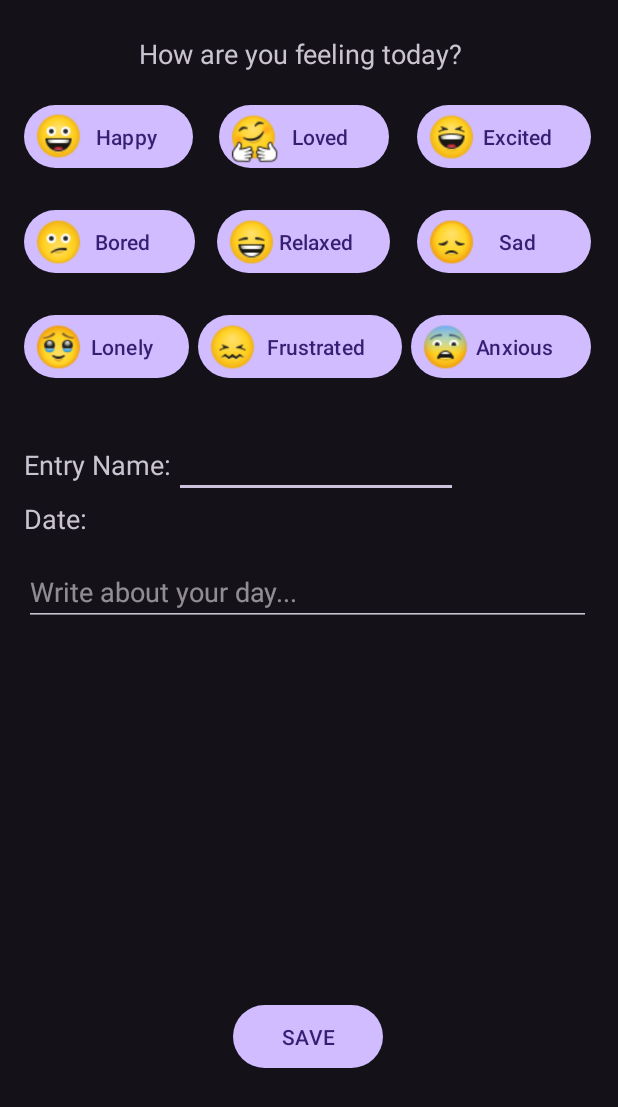
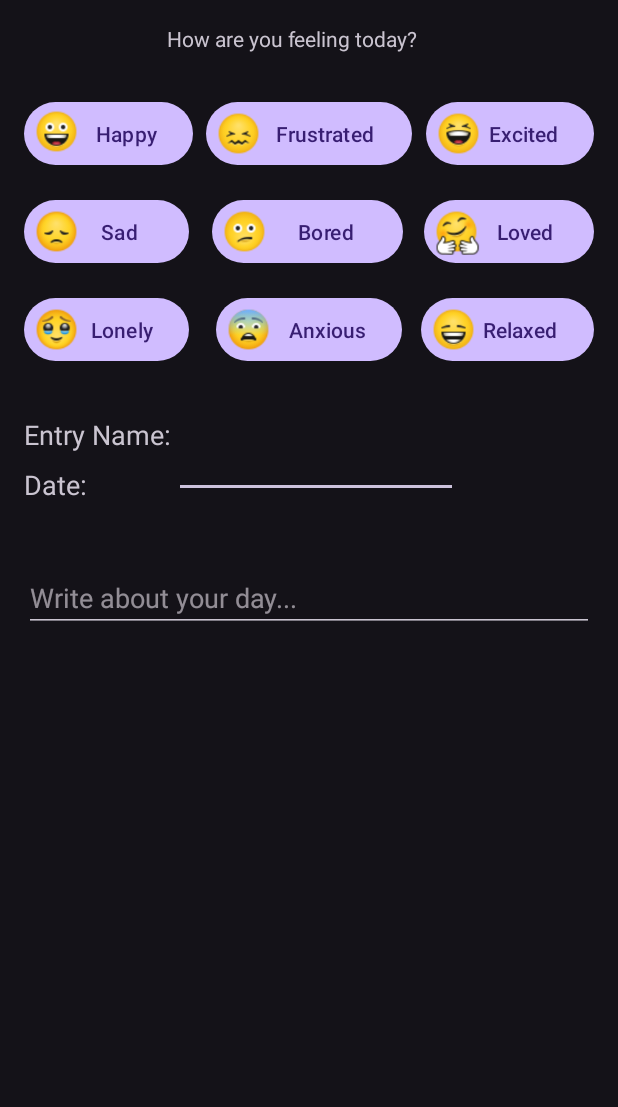
Before and after one commit to KoukiVu/Vital-Time, an Android app: the layout mood_journal.xml on its own in the app's theme, with its tools: preview values and no code run, on a phone screen of 412 x 824 dp. Shown: the top 1107 px of the screen. Run offline under Robolectric (Android 15) with nearby library versions, the phone set to English and light mode, and no system bars; Roboto replaces fonts that are not available here.

Commit message:
Fixed double layout in file and constrained buttons to each other

```diff
--- a/app/src/main/res/layout/mood_journal.xml
+++ b/app/src/main/res/layout/mood_journal.xml
@@ -4,25 +4,10 @@
         xmlns:app="http://schemas.android.com/apk/res-auto"
         xmlns:tools="http://schemas.android.com/tools"
         android:layout_width="match_parent"
-        android:layout_height="match_parent"
+        android:layout_height="1000dp"
+        android:padding="16dp"
         tools:context=".moodAndJournal">
 
-    <androidx.constraintlayout.widget.ConstraintLayout
-            android:layout_width="410dp"
-            android:layout_height="1000dp"
-            android:padding="16dp">
-
-        <Button
-                android:id="@+id/saveButton"
-                android:layout_width="100dp"
-                android:layout_height="50dp"
-                android:text="SAVE"
-                app:layout_constraintTop_toBottomOf="parent"
-                app:layout_constraintStart_toStartOf="parent"
-                app:layout_constraintTop_toTopOf="parent"
-                app:layout_constraintEnd_toEndOf="parent"
-                android:layout_marginTop="650dp"
-        />
         <TextView
                 android:id="@+id/entryNameView"
                 android:layout_width="189dp"
@@ -57,139 +42,113 @@
                 app:layout_constraintTop_toTopOf="parent"
                 android:layout_marginTop="276dp"
         />
-        <EditText
-                android:id="@+id/editTextDiaryContent"
-                app:layout_constraintTop_toTopOf="parent"
-                android:layout_width="match_parent"
-                android:layout_height="wrap_content"
-                android:inputType="textMultiLine"
-                android:gravity="top|start"
-                android:lines="13"
-                android:minLines="1"
-                android:maxLines="13"
-                android:scrollbars="vertical"
-                android:hint="Write about your day..."
-                tools:layout_editor_absoluteX="16dp"
-                android:layout_marginTop="356dp"
-        />
+
         <TextView
                 android:id="@+id/moodTextView"
-                android:layout_width="250dp"
+                android:layout_width="189dp"
                 android:layout_height="25dp"
                 android:layout_centerHorizontal="true"
                 android:text="How are you feeling today?"
-                android:textSize="18sp"
                 app:layout_constraintBottom_toTopOf="@+id/boredButton"
                 app:layout_constraintEnd_toEndOf="parent"
                 app:layout_constraintStart_toStartOf="parent"
                 app:layout_constraintTop_toTopOf="parent"
-                app:layout_constraintVertical_bias="0.08"
-                app:layout_constraintHorizontal_bias="0.6"/>
+                app:layout_constraintVertical_bias="0.0"/>
         <Button
                 android:id="@+id/sadButton"
-                android:layout_width="116dp"
+                android:layout_width="wrap_content"
                 android:layout_height="50dp"
-                android:layout_marginTop="120dp"
                 android:text="        Sad   "
-                app:layout_constraintTop_toBottomOf="parent"
+                app:layout_constraintTop_toTopOf="parent"
+                app:layout_constraintBottom_toTopOf="@id/entryTextView"
                 app:layout_constraintStart_toStartOf="parent"
+                app:layout_constraintStart_toEndOf="parent"
+
+        />
+        <Button
+                android:id="@+id/happyButton"
+                android:layout_width="wrap_content"
+                android:layout_height="50dp"
+                android:layout_marginBottom="15dp"
+                android:textAlignment="center"
+                android:text="       Happy"
+                app:layout_constraintBottom_toTopOf="@id/sadButton"
+                app:layout_constraintStart_toStartOf="parent"
+        />
+        <Button
+                android:id="@+id/excitedButton"
+                android:layout_width="wrap_content"
+                android:layout_height="50dp"
+                android:text="     Excited"
+                app:layout_constraintBottom_toTopOf="@id/lovedButton"
+                android:layout_marginBottom="15dp"
+                app:layout_constraintEnd_toEndOf="parent"
+                app:layout_constraintHorizontal_bias="1.0"/>
+        <Button
+                android:id="@+id/boredButton"
+                android:layout_width="127dp"
+                android:layout_height="50dp"
+                android:text="        Bored "
                 app:layout_constraintTop_toTopOf="parent"
+                app:layout_constraintBottom_toTopOf="@id/entryTextView"
                 app:layout_constraintEnd_toEndOf="parent"
-                app:layout_constraintHorizontal_bias="1.0"
+                app:layout_constraintStart_toStartOf="parent"
+                app:layout_constraintHorizontal_bias="0.496"/>
+        <Button
+                android:id="@+id/frustratedButton"
+                android:layout_width="137dp"
+                android:layout_height="50dp"
+                android:layout_marginBottom="15dp"
+                android:text="      Frustrated"
+                app:layout_constraintBottom_toTopOf="@id/boredButton"
+                app:layout_constraintStart_toStartOf="parent"
+                app:layout_constraintEnd_toEndOf="parent"
         />
         <Button
                 android:id="@+id/lovedButton"
                 android:layout_width="113dp"
                 android:layout_height="50dp"
-                android:layout_marginTop="50dp"
                 android:text="      Loved"
-                app:layout_constraintTop_toBottomOf="parent"
+                app:layout_constraintTop_toTopOf="parent"
+                app:layout_constraintBottom_toTopOf="@id/entryTextView"
                 app:layout_constraintStart_toStartOf="parent"
-                app:layout_constraintTop_toTopOf="parent"
-                app:layout_constraintEnd_toEndOf="parent"
-                app:layout_constraintHorizontal_bias="0.49"/>
-
-        <Button
-                android:id="@+id/happyButton"
-                android:layout_width="wrap_content"
-                android:layout_height="50dp"
-                android:layout_marginTop="50dp"
-                android:text="       Happy"
-                app:layout_constraintTop_toBottomOf="parent"
-                app:layout_constraintStart_toStartOf="parent"
-                app:layout_constraintTop_toTopOf="parent"
-        />
-        <Button
-                android:id="@+id/excitedButton"
-                android:layout_width="116dp"
-                android:layout_height="50dp"
-                android:layout_marginTop="50dp"
-                android:text="     Excited"
-                app:layout_constraintTop_toBottomOf="parent"
-                app:layout_constraintStart_toStartOf="parent"
-                app:layout_constraintTop_toTopOf="parent"
                 app:layout_constraintEnd_toEndOf="parent"
                 app:layout_constraintHorizontal_bias="1.0"/>
         <Button
                 android:id="@+id/lonelyButton"
                 android:layout_width="wrap_content"
                 android:layout_height="50dp"
-                android:layout_marginTop="190dp"
+                android:layout_marginTop="15dp"
                 android:text="      Lonely"
-                app:layout_constraintTop_toBottomOf="parent"
+                app:layout_constraintTop_toBottomOf="@id/sadButton"
+                app:layout_constraintStart_toStartOf="parent"/>
+
+        <Button
+                android:id="@+id/anxiousButton"
+                android:layout_width="wrap_content"
+                android:layout_height="50dp"
+                android:layout_marginTop="15dp"
+                android:text="       Anxious"
+                app:layout_constraintTop_toBottomOf="@id/boredButton"
                 app:layout_constraintStart_toStartOf="parent"
-                app:layout_constraintTop_toTopOf="parent"
-                app:layout_constraintStart_toEndOf="parent"/>
-        <Button
-                android:id="@+id/boredButton"
-                android:layout_width="114dp"
-                android:layout_height="50dp"
-                android:layout_marginTop="120dp"
-                android:text="     Bored"
-                app:layout_constraintTop_toBottomOf="parent"
-                app:layout_constraintStart_toStartOf="parent"
-                app:layout_constraintTop_toTopOf="parent"
-                app:layout_constraintStart_toEndOf="parent"/>
+                app:layout_constraintEnd_toEndOf="parent"
+        />
         <Button
                 android:id="@+id/relaxedButton"
                 android:layout_width="wrap_content"
                 android:layout_height="50dp"
-                android:layout_marginTop="120dp"
+                android:layout_marginTop="15dp"
                 android:text="     Relaxed"
-                app:layout_constraintTop_toBottomOf="parent"
+                app:layout_constraintTop_toBottomOf="@id/lovedButton"
                 app:layout_constraintStart_toStartOf="parent"
-                app:layout_constraintTop_toTopOf="parent"
                 app:layout_constraintEnd_toEndOf="parent"
-                app:layout_constraintHorizontal_bias="0.49"
+                app:layout_constraintHorizontal_bias="1.0"
         />
-        <Button
-                android:id="@+id/anxiousButton"
-                android:layout_width="120dp"
-                android:layout_height="50dp"
-                android:layout_marginTop="190dp"
-                android:text="     Anxious"
-                app:layout_constraintTop_toBottomOf="parent"
-                app:layout_constraintStart_toStartOf="parent"
-                app:layout_constraintTop_toTopOf="parent"
-                app:layout_constraintEnd_toEndOf="parent"
-                app:layout_constraintHorizontal_bias="1"
-        />
-
-        <Button
-                android:id="@+id/frustratedButton"
-                android:layout_width="136dp"
-                android:layout_height="50dp"
-                android:layout_marginTop="190dp"
-                android:text="      Frustrated"
-                app:layout_constraintTop_toBottomOf="parent"
-                app:layout_constraintStart_toStartOf="parent"
-                app:layout_constraintTop_toTopOf="parent"
-                app:layout_constraintEnd_toEndOf="parent"
-                app:layout_constraintHorizontal_bias="0.48"/>
         <ImageView
                 android:src="@drawable/sadface"
-                android:layout_width="38dp"
-                android:layout_height="41dp"
+                android:elevation="8dp"
+                android:layout_width="35dp"
+                android:layout_height="35dp"
                 android:id="@+id/imageView6"
                 app:layout_constraintTop_toTopOf="@id/sadButton"
                 app:layout_constraintLeft_toLeftOf="@id/sadButton"
@@ -199,8 +158,9 @@
         />
         <ImageView
                 android:src="@drawable/happyface"
-                android:layout_width="38dp"
-                android:layout_height="41dp"
+                android:elevation="8dp"
+                android:layout_width="35dp"
+                android:layout_height="35dp"
                 android:id="@+id/imageView7"
                 app:layout_constraintTop_toTopOf="@id/happyButton"
                 app:layout_constraintLeft_toLeftOf="@id/happyButton"
@@ -210,8 +170,9 @@
         />
         <ImageView
                 android:src="@drawable/frustratedface"
-                android:layout_width="38dp"
-                android:layout_height="41dp"
+                android:elevation="8dp"
+                android:layout_width="35dp"
+                android:layout_height="35dp"
                 android:id="@+id/imageView9"
                 app:layout_constraintTop_toTopOf="@id/frustratedButton"
                 app:layout_constraintLeft_toLeftOf="@id/frustratedButton"
@@ -220,8 +181,9 @@
                 app:layout_constraintVertical_bias="0.5"/>
         <ImageView
                 android:src="@drawable/lonelyface"
-                android:layout_width="38dp"
-                android:layout_height="41dp"
+                android:elevation="8dp"
+                android:layout_width="35dp"
+                android:layout_height="35dp"
                 android:id="@+id/imageView10"
                 app:layout_constraintTop_toTopOf="@id/lonelyButton"
                 app:layout_constraintLeft_toLeftOf="@id/lonelyButton"
@@ -231,8 +193,9 @@
         />
         <ImageView
                 android:src="@drawable/boredface"
-                android:layout_width="38dp"
-                android:layout_height="41dp"
+                android:elevation="8dp"
+                android:layout_width="35dp"
+                android:layout_height="35dp"
                 android:id="@+id/imageView11"
                 app:layout_constraintTop_toTopOf="@id/boredButton"
                 app:layout_constraintLeft_toLeftOf="@id/boredButton"
@@ -241,8 +204,9 @@
                 app:layout_constraintVertical_bias="0.5 "/>
         <ImageView
                 android:src="@drawable/anxiousface"
-                android:layout_width="38dp"
-                android:layout_height="41dp"
+                android:elevation="8dp"
+                android:layout_width="35dp"
+                android:layout_height="35dp"
                 android:id="@+id/imageView"
                 app:layout_constraintTop_toTopOf="@id/anxiousButton"
                 app:layout_constraintLeft_toLeftOf="@id/anxiousButton"
@@ -251,8 +215,9 @@
                 app:layout_constraintVertical_bias="0.5 "/>
         <ImageView
                 android:src="@drawable/lovedface"
-                android:layout_width="38dp"
-                android:layout_height="41dp"
+                android:elevation="8dp"
+                android:layout_width="35dp"
+                android:layout_height="35dp"
                 android:id="@+id/imageView2"
                 app:layout_constraintTop_toTopOf="@id/lovedButton"
                 app:layout_constraintLeft_toLeftOf="@id/lovedButton"
@@ -262,8 +227,9 @@
         />
         <ImageView
                 android:src="@drawable/excitedface"
-                android:layout_width="38dp"
-                android:layout_height="41dp"
+                android:elevation="8dp"
+                android:layout_width="35dp"
+                android:layout_height="35dp"
                 android:id="@+id/imageView3"
                 app:layout_constraintTop_toTopOf="@id/excitedButton"
                 app:layout_constraintLeft_toLeftOf="@id/excitedButton"
@@ -273,8 +239,9 @@
         />
         <ImageView
                 android:src="@drawable/relaxedface"
-                android:layout_width="38dp"
-                android:layout_height="41dp"
+                android:elevation="8dp"
+                android:layout_width="35dp"
+                android:layout_height="35dp"
                 android:id="@+id/imageView4"
                 app:layout_constraintTop_toTopOf="@id/relaxedButton"
                 app:layout_constraintLeft_toLeftOf="@id/relaxedButton"
@@ -282,6 +249,19 @@
                 android:layout_marginLeft="4dp"
                 app:layout_constraintVertical_bias="0.5"
         />
+        <EditText
+                android:id="@+id/editTextDiaryContent"
+                app:layout_constraintTop_toTopOf="parent"
+                android:layout_width="match_parent"
+                android:layout_height="wrap_content"
+                android:inputType="textMultiLine"
+                android:gravity="top|start"
+                android:lines="10"
+                android:minLines="1"
+                android:maxLines="10"
+                android:scrollbars="vertical"
+                android:hint="Write about your day..."
+                tools:layout_editor_absoluteX="16dp"
+                android:layout_marginTop="360dp"/>
 
-    </androidx.constraintlayout.widget.ConstraintLayout>
 </androidx.constraintlayout.widget.ConstraintLayout>
```
